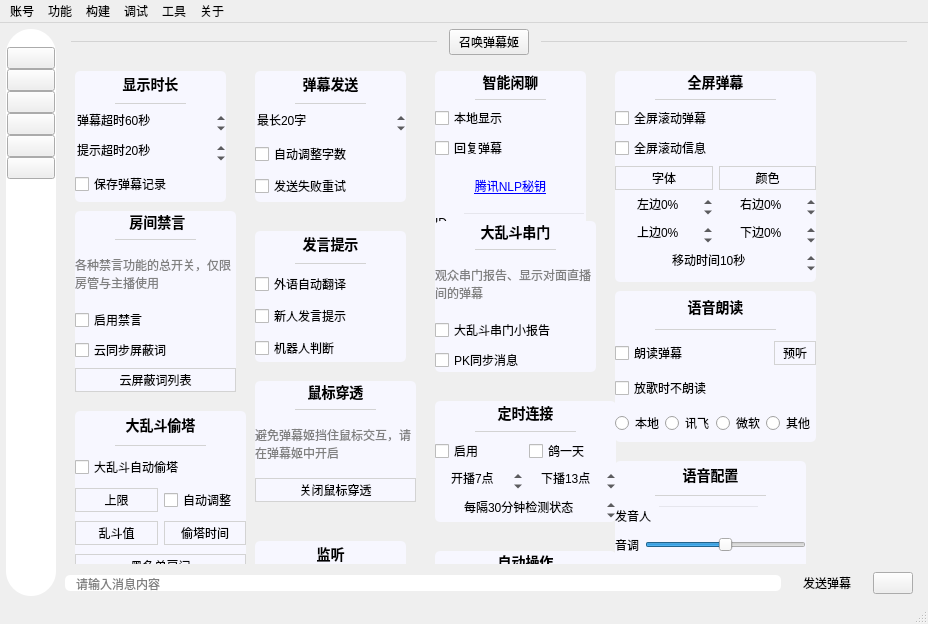
iwxyi/Bilibili-MagicalDanmaku, file mainwindow/mainwindow.ui: the form before one commit.
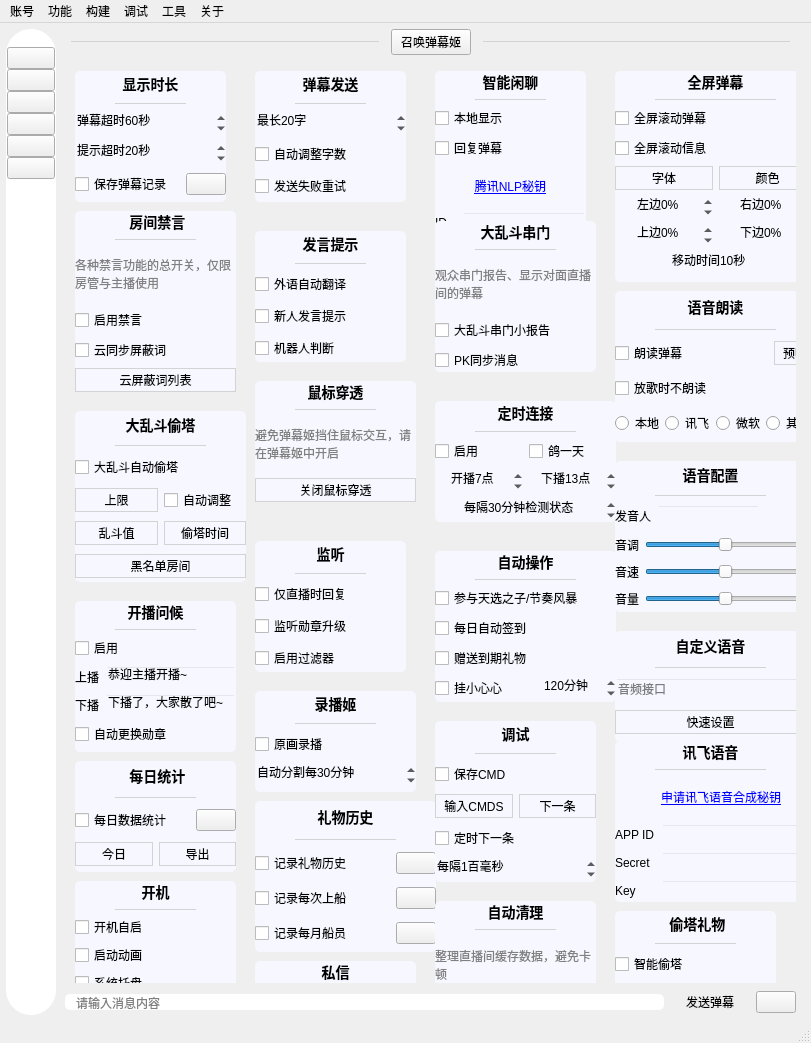
The form after the commit. The open tabs and pages were chosen to show the change. Icons and pictures are not drawn. Custom widgets are drawn as their Qt base class.

Commit message: 添加打开弹幕记录的按钮

Patch:
```diff
--- a/mainwindow/mainwindow.ui
+++ b/mainwindow/mainwindow.ui
@@ -6,8 +6,8 @@
    <rect>
     <x>0</x>
     <y>0</y>
-    <width>928</width>
-    <height>624</height>
+    <width>811</width>
+    <height>1043</height>
    </rect>
   </property>
   <property name="windowTitle">
@@ -1544,8 +1544,8 @@
             <rect>
              <x>0</x>
              <y>0</y>
-             <width>848</width>
-             <height>504</height>
+             <width>731</width>
+             <height>923</height>
             </rect>
            </property>
            <property name="styleSheet">
@@ -1572,7 +1572,7 @@
 	border-radius: 5px;
 }</string>
             </property>
-            <layout class="QVBoxLayout" name="verticalLayout_15" stretch="1,0,1,1,1">
+            <layout class="QVBoxLayout" name="verticalLayout_15" stretch="1,0,1,1,0">
              <item>
               <widget class="QLabel" name="label_13">
                <property name="sizePolicy">
@@ -1688,6 +1688,8 @@
               </widget>
              </item>
              <item>
+              <layout class="QHBoxLayout" name="horizontalLayout_68" stretch="1,0">
+               <item>
               <widget class="QCheckBox" name="saveDanmakuToFileCheck">
                <property name="cursor">
                 <cursorShape>PointingHandCursor</cursorShape>
@@ -1700,6 +1702,25 @@
                </property>
               </widget>
              </item>
+               <item>
+                <widget class="InteractiveButtonBase" name="saveDanmakuToFileButton">
+                 <property name="cursor">
+                  <cursorShape>PointingHandCursor</cursorShape>
+                 </property>
+                 <property name="toolTip">
+                  <string>&lt;html&gt;&lt;head/&gt;&lt;body&gt;&lt;p&gt;打开记录文件所在位置&lt;/p&gt;&lt;/body&gt;&lt;/html&gt;</string>
+                 </property>
+                 <property name="text">
+                  <string/>
+                 </property>
+                 <property name="icon">
+                  <iconset resource="../resources/resource.qrc">
+                   <normaloff>:/icons/folder</normaloff>:/icons/folder</iconset>
+                 </property>
+                </widget>
+               </item>
+              </layout>
+             </item>
             </layout>
            </widget>
            <widget class="QWidget" name="danmakuSendSettingsCard" native="true">
@@ -3436,6 +3457,8 @@
               </widget>
              </item>
              <item>
+              <layout class="QHBoxLayout" name="horizontalLayout" stretch="1,0">
+               <item>
               <widget class="QCheckBox" name="calculateDailyDataCheck">
                <property name="cursor">
                 <cursorShape>PointingHandCursor</cursorShape>
@@ -3449,6 +3472,25 @@
               </widget>
              </item>
              <item>
+                <widget class="InteractiveButtonBase" name="calculateDailyDataButton">
+                 <property name="cursor">
+                  <cursorShape>PointingHandCursor</cursorShape>
+                 </property>
+                 <property name="toolTip">
+                  <string>&lt;html&gt;&lt;head/&gt;&lt;body&gt;&lt;p&gt;打开记录文件所在位置&lt;/p&gt;&lt;/body&gt;&lt;/html&gt;</string>
+                 </property>
+                 <property name="text">
+                  <string/>
+                 </property>
+                 <property name="icon">
+                  <iconset resource="../resources/resource.qrc">
+                   <normaloff>:/icons/folder</normaloff>:/icons/folder</iconset>
+                 </property>
+                </widget>
+               </item>
+              </layout>
+             </item>
+             <item>
               <layout class="QHBoxLayout" name="horizontalLayout_3">
                <item>
                 <widget class="QPushButton" name="pushButton">
@@ -3588,7 +3630,7 @@
               </widget>
              </item>
              <item>
-              <layout class="QHBoxLayout" name="horizontalLayout_56">
+              <layout class="QHBoxLayout" name="horizontalLayout_56" stretch="1,0">
                <property name="topMargin">
                 <number>0</number>
                </property>
@@ -3625,7 +3667,7 @@
               </layout>
              </item>
              <item>
-              <layout class="QHBoxLayout" name="horizontalLayout_58">
+              <layout class="QHBoxLayout" name="horizontalLayout_58" stretch="1,0">
                <item>
                 <widget class="QCheckBox" name="saveEveryGuardCheck">
                  <property name="cursor">
@@ -3662,7 +3704,7 @@
               </layout>
              </item>
              <item>
-              <layout class="QHBoxLayout" name="horizontalLayout_59">
+              <layout class="QHBoxLayout" name="horizontalLayout_59" stretch="1,0">
                <item>
                 <widget class="QCheckBox" name="saveMonthGuardCheck">
                  <property name="cursor">
@@ -8536,7 +8578,7 @@
     <rect>
      <x>0</x>
      <y>0</y>
-     <width>928</width>
+     <width>811</width>
      <height>23</height>
     </rect>
    </property>
```
Left out of the diff: 14 changed lines with no effect on the pictures. Lines whose indentation alone changed are shown as unchanged. The commit also changes 4 other files.
